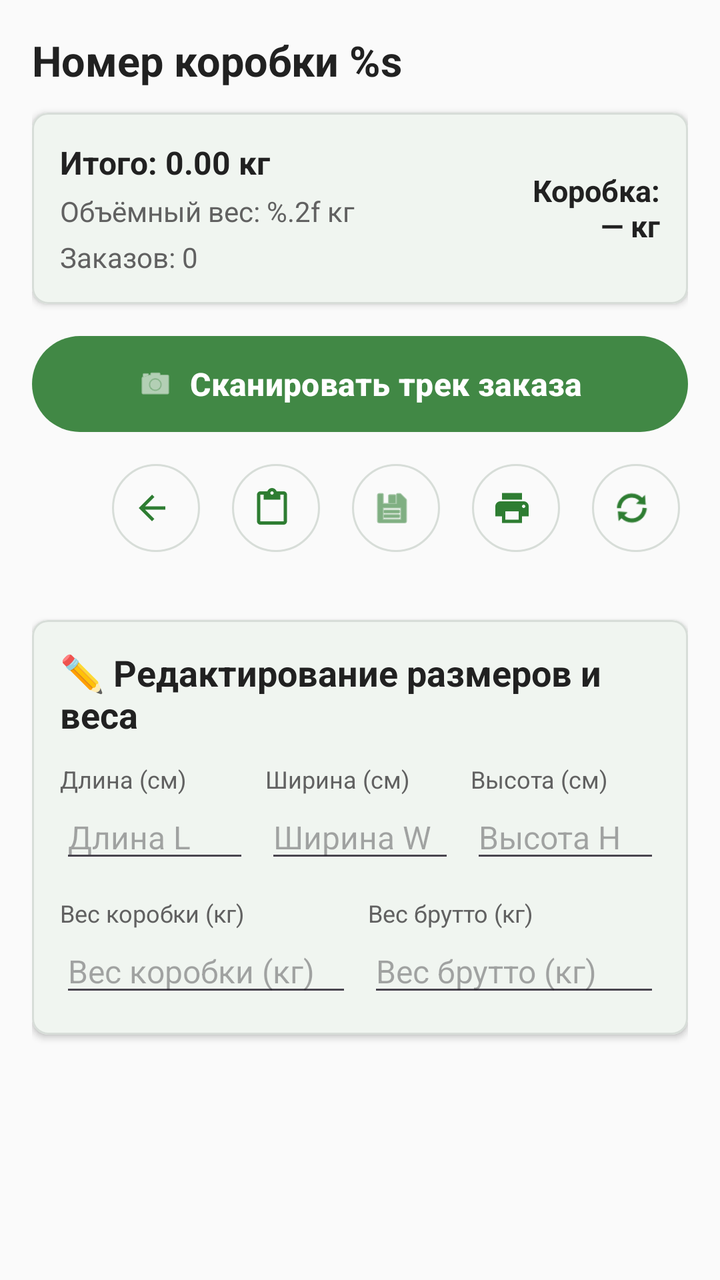
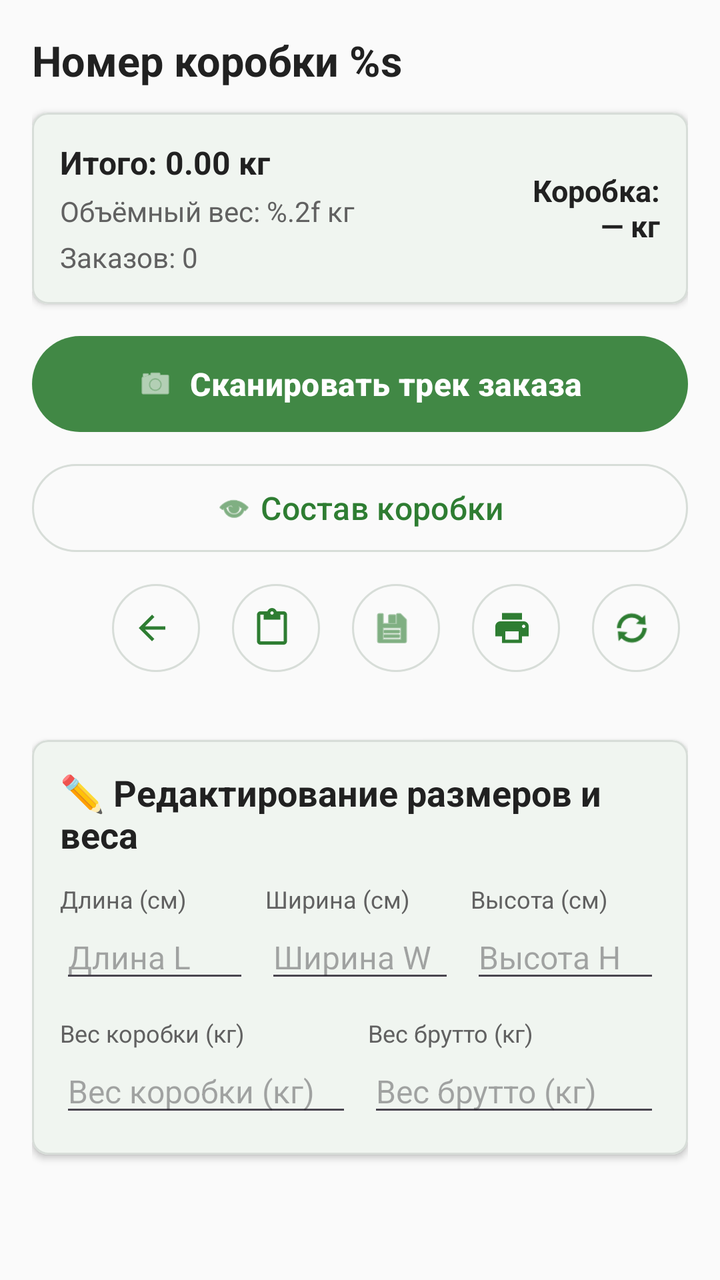

Screens rendered from an Android XML layout before and after an edit, with the pre-edit source and the edit as a unified diff.
<!-- AndroidManifest.xml: application theme Theme.FastScan -->
<!-- res/layout/fragment_box_detail.xml -->
<?xml version="1.0" encoding="utf-8"?>
<FrameLayout xmlns:android="http://schemas.android.com/apk/res/android"
    xmlns:app="http://schemas.android.com/apk/res-auto"
    android:layout_width="match_parent"
    android:layout_height="match_parent"
    android:background="@color/app_background">

    <androidx.core.widget.NestedScrollView
        android:layout_width="match_parent"
        android:layout_height="match_parent"
        android:fillViewport="true">

    <LinearLayout
        android:layout_width="match_parent"
        android:layout_height="wrap_content"
        android:orientation="vertical"
        android:padding="16dp">

        <LinearLayout
            android:layout_width="match_parent"
            android:layout_height="wrap_content"
            android:gravity="center_vertical"
            android:orientation="horizontal">

            <TextView
                android:id="@+id/tvBoxNumber"
                android:layout_width="0dp"
                android:layout_height="wrap_content"
                android:layout_weight="1"
                android:ellipsize="middle"
                android:maxLines="1"
                android:text="@string/box_track"
                android:textColor="@color/app_text_primary"
                android:textSize="21sp"
                android:textStyle="bold" />

        </LinearLayout>

        <com.google.android.material.card.MaterialCardView
            android:layout_width="match_parent"
            android:layout_height="wrap_content"
            android:layout_marginTop="12dp"
            app:cardBackgroundColor="@color/app_surface"
            app:cardCornerRadius="8dp"
            app:cardElevation="2dp"
            app:strokeColor="@color/card_stroke"
            app:strokeWidth="1dp">

            <LinearLayout
                android:layout_width="match_parent"
                android:layout_height="wrap_content"
                android:gravity="center_vertical"
                android:orientation="horizontal"
                android:padding="14dp">

                <LinearLayout
                    android:layout_width="0dp"
                    android:layout_height="wrap_content"
                    android:layout_weight="1"
                    android:orientation="vertical">

                    <TextView
                        android:id="@+id/tvGrossWeight"
                        android:layout_width="wrap_content"
                        android:layout_height="wrap_content"
                        android:text="@string/total_weight"
                        android:textColor="@color/app_text_primary"
                        android:textSize="16sp"
                        android:textStyle="bold" />

                    <TextView
                        android:id="@+id/tvVWeight"
                        android:layout_width="wrap_content"
                        android:layout_height="wrap_content"
                        android:layout_marginTop="4dp"
                        android:text="@string/volume_weight"
                        android:textColor="@color/app_text_secondary"
                        android:textSize="14sp" />

                    <TextView
                        android:id="@+id/tvOrderCount"
                        android:layout_width="wrap_content"
                        android:layout_height="wrap_content"
                        android:layout_marginTop="4dp"
                        android:text="@string/orders"
                        android:textColor="@color/app_text_secondary"
                        android:textSize="14sp" />
                </LinearLayout>

                <TextView
                    android:id="@+id/tvBoxTareWeightSummary"
                    android:layout_width="wrap_content"
                    android:layout_height="wrap_content"
                    android:layout_marginStart="12dp"
                    android:gravity="end"
                    android:text="@string/box_weight_placeholder"
                    android:textColor="@color/app_text_primary"
                    android:textSize="15sp"
                    android:textStyle="bold" />

            </LinearLayout>
        </com.google.android.material.card.MaterialCardView>

        <LinearLayout
            android:layout_width="match_parent"
            android:layout_height="wrap_content"
            android:layout_marginTop="12dp"
            android:baselineAligned="false"
            android:gravity="center_vertical"
            android:orientation="horizontal">

            <com.google.android.material.button.MaterialButton
                android:id="@+id/btnAddOrder"
                android:layout_width="match_parent"
                android:layout_height="56dp"
                android:elevation="6dp"
                android:minWidth="0dp"
                android:text="@string/scan_track"
                android:textAllCaps="false"
                android:textColor="@color/action_button_text"
                android:textSize="16sp"
                android:textStyle="bold"
                app:backgroundTint="@color/action_button_background"
                app:icon="@android:drawable/ic_menu_camera"
                app:iconGravity="textStart"
                app:iconPadding="8dp"
                app:iconTint="@color/action_button_text" />
        </LinearLayout>

        <LinearLayout
            android:layout_width="match_parent"
            android:layout_height="wrap_content"
            android:layout_marginTop="8dp"
            android:gravity="end"
            android:orientation="horizontal">

            <com.google.android.material.button.MaterialButton
                android:id="@+id/btnBack"
                style="@style/Widget.Material3.Button.IconButton.Outlined"
                android:layout_width="52dp"
                android:layout_height="52dp"
                android:contentDescription="@string/back"
                app:icon="@drawable/ic_arrow_back"
                app:iconTint="@color/app_primary" />

            <com.google.android.material.button.MaterialButton
                android:id="@+id/btnPasteOrderTrack"
                style="@style/Widget.Material3.Button.IconButton.Outlined"
                android:layout_width="52dp"
                android:layout_height="52dp"
                android:layout_marginStart="8dp"
                android:contentDescription="@string/paste_from_clipboard"
                app:icon="@drawable/ic_content_paste"
                app:iconTint="@color/app_primary" />

            <com.google.android.material.button.MaterialButton
                android:id="@+id/btnSaveSizes"
                style="@style/Widget.Material3.Button.IconButton.Outlined"
                android:layout_width="52dp"
                android:layout_height="52dp"
                android:layout_marginStart="8dp"
                android:contentDescription="@string/save"
                app:icon="@android:drawable/ic_menu_save"
                app:iconTint="@color/app_primary" />

            <com.google.android.material.button.MaterialButton
                android:id="@+id/btnPrint"
                style="@style/Widget.Material3.Button.IconButton.Outlined"
                android:layout_width="52dp"
                android:layout_height="52dp"
                android:layout_marginStart="8dp"
                android:contentDescription="@string/print_label"
                app:icon="@drawable/ic_print"
                app:iconTint="@color/app_primary" />

            <com.google.android.material.button.MaterialButton
                android:id="@+id/btnRefresh"
                style="@style/Widget.Material3.Button.IconButton.Outlined"
                android:layout_width="52dp"
                android:layout_height="52dp"
                android:layout_marginStart="8dp"
                android:contentDescription="@string/refresh"
                app:icon="@android:drawable/ic_popup_sync"
                app:iconTint="@color/app_primary" />
        </LinearLayout>

        <androidx.recyclerview.widget.RecyclerView
            android:id="@+id/rvOrders"
            android:layout_width="match_parent"
            android:layout_height="wrap_content"
            android:layout_marginTop="14dp"
            android:nestedScrollingEnabled="false" />

        <com.google.android.material.card.MaterialCardView
            android:layout_width="match_parent"
            android:layout_height="wrap_content"
            android:layout_marginTop="16dp"
            app:cardBackgroundColor="@color/app_surface"
            app:cardCornerRadius="8dp"
            app:cardElevation="2dp"
            app:strokeColor="@color/card_stroke"
            app:strokeWidth="1dp">

            <LinearLayout
                android:layout_width="match_parent"
                android:layout_height="wrap_content"
                android:orientation="vertical"
                android:padding="14dp">

                <TextView
                    android:layout_width="wrap_content"
                    android:layout_height="wrap_content"
                    android:text="@string/edit_dimensions_and_weight"
                    android:textColor="@color/app_text_primary"
                    android:textSize="18sp"
                    android:textStyle="bold" />

                <LinearLayout
                    android:layout_width="match_parent"
                    android:layout_height="wrap_content"
                    android:layout_marginTop="12dp"
                    android:gravity="center_vertical"
                    android:orientation="horizontal">

                    <LinearLayout
                        android:layout_width="0dp"
                        android:layout_height="wrap_content"
                        android:layout_weight="1"
                        android:orientation="vertical">

                        <TextView
                            android:layout_width="wrap_content"
                            android:layout_height="wrap_content"
                            android:text="@string/length"
                            android:textColor="@color/app_text_secondary"
                            android:textSize="12sp" />

                        <EditText
                            android:id="@+id/etLength"
                            android:layout_width="match_parent"
                            android:layout_height="wrap_content"
                            android:hint="@string/length_l"
                            android:inputType="number"
                            android:selectAllOnFocus="true"
                            android:textSize="16sp" />
                    </LinearLayout>

                    <LinearLayout
                        android:layout_width="0dp"
                        android:layout_height="wrap_content"
                        android:layout_marginHorizontal="8dp"
                        android:layout_weight="1"
                        android:orientation="vertical">

                        <TextView
                            android:layout_width="wrap_content"
                            android:layout_height="wrap_content"
                            android:text="@string/width"
                            android:textColor="@color/app_text_secondary"
                            android:textSize="12sp" />

                        <EditText
                            android:id="@+id/etWidth"
                            android:layout_width="match_parent"
                            android:layout_height="wrap_content"
                            android:hint="@string/width_w"
                            android:inputType="number"
                            android:selectAllOnFocus="true"
                            android:textSize="16sp" />
                    </LinearLayout>

                    <LinearLayout
                        android:layout_width="0dp"
                        android:layout_height="wrap_content"
                        android:layout_weight="1"
                        android:orientation="vertical">

                        <TextView
                            android:layout_width="wrap_content"
                            android:layout_height="wrap_content"
                            android:text="@string/height"
                            android:textColor="@color/app_text_secondary"
                            android:textSize="12sp" />

                        <EditText
                            android:id="@+id/etHeight"
                            android:layout_width="match_parent"
                            android:layout_height="wrap_content"
                            android:hint="@string/height_h"
                            android:inputType="number"
                            android:selectAllOnFocus="true"
                            android:textSize="16sp" />
                    </LinearLayout>
                </LinearLayout>

                <LinearLayout
                    android:layout_width="match_parent"
                    android:layout_height="wrap_content"
                    android:layout_marginTop="12dp"
                    android:gravity="center_vertical"
                    android:orientation="horizontal">

                    <LinearLayout
                        android:layout_width="0dp"
                        android:layout_height="wrap_content"
                        android:layout_weight="1"
                        android:orientation="vertical">

                        <TextView
                            android:layout_width="wrap_content"
                            android:layout_height="wrap_content"
                            android:text="@string/box_tare_weight"
                            android:textColor="@color/app_text_secondary"
                            android:textSize="12sp" />

                        <EditText
                            android:id="@+id/etBoxTareWeight"
                            android:layout_width="match_parent"
                            android:layout_height="wrap_content"
                            android:hint="@string/box_tare_weight"
                            android:inputType="numberDecimal"
                            android:selectAllOnFocus="true"
                            android:textSize="16sp" />
                    </LinearLayout>

                    <LinearLayout
                        android:layout_width="0dp"
                        android:layout_height="wrap_content"
                        android:layout_marginStart="8dp"
                        android:layout_weight="1"
                        android:orientation="vertical">

                        <TextView
                            android:layout_width="wrap_content"
                            android:layout_height="wrap_content"
                            android:text="@string/gross_weight_total"
                            android:textColor="@color/app_text_secondary"
                            android:textSize="12sp" />

                        <EditText
                            android:id="@+id/etGrossWeight"
                            android:layout_width="match_parent"
                            android:layout_height="wrap_content"
                            android:hint="@string/gross_weight_total"
                            android:inputType="numberDecimal"
                            android:selectAllOnFocus="true"
                            android:textSize="16sp" />
                    </LinearLayout>
                </LinearLayout>

            </LinearLayout>
        </com.google.android.material.card.MaterialCardView>

    </LinearLayout>
    </androidx.core.widget.NestedScrollView>

    <FrameLayout
        android:id="@+id/loadingOverlay"
        android:layout_width="match_parent"
        android:layout_height="match_parent"
        android:background="#33000000"
        android:clickable="true"
        android:focusable="true"
        android:visibility="gone">

        <ProgressBar
            android:id="@+id/progressBar"
            android:layout_width="wrap_content"
            android:layout_height="wrap_content"
            android:layout_gravity="center" />
    </FrameLayout>
</FrameLayout>
<!-- resources referenced by this layout -->
<resources>
  <color name="action_button_background">#E62E7D32</color>
  <color name="action_button_text">#FFFFFF</color>
  <color name="app_background">#FAFAFA</color>
  <color name="app_primary">#2E7D32</color>
  <color name="app_surface">#FFFFFF</color>
  <color name="app_text_primary">#212121</color>
  <color name="app_text_secondary">#616161</color>
  <color name="card_stroke">#D7DDD8</color>
  <!-- drawable ic_arrow_back (drawable) -->
  <?xml version="1.0" encoding="utf-8"?>
  <vector xmlns:android="http://schemas.android.com/apk/res/android"
      android:width="24dp"
      android:height="24dp"
      android:viewportWidth="24"
      android:viewportHeight="24">
      <path
          android:fillColor="@android:color/white"
          android:pathData="M20,11H7.83l5.59,-5.59L12,4l-8,8 8,8 1.41,-1.41L7.83,13H20v-2z" />
  </vector>
  <!-- drawable ic_content_paste (drawable) -->
  <?xml version="1.0" encoding="utf-8"?>
  <vector xmlns:android="http://schemas.android.com/apk/res/android"
      android:width="24dp"
      android:height="24dp"
      android:viewportWidth="24"
      android:viewportHeight="24">
      <path
          android:fillColor="@android:color/white"
          android:pathData="M19,2h-4.18C14.4,0.84 13.3,0 12,0S9.6,0.84 9.18,2H5C3.9,2 3,2.9 3,4v16c0,1.1 0.9,2 2,2h14c1.1,0 2,-0.9 2,-2V4c0,-1.1 -0.9,-2 -2,-2zM12,2c0.55,0 1,0.45 1,1s-0.45,1 -1,1 -1,-0.45 -1,-1 0.45,-1 1,-1zM19,20H5V4h2v3h10V4h2v16z" />
  </vector>
  <!-- drawable ic_print (drawable) -->
  <vector xmlns:android="http://schemas.android.com/apk/res/android" android:height="24dp" android:tint="#000000" android:viewportHeight="24" android:viewportWidth="24" android:width="24dp">
        
      <path android:fillColor="@android:color/white" android:pathData="M19,8L5,8c-1.66,0 -3,1.34 -3,3v6h4v4h12v-4h4v-6c0,-1.66 -1.34,-3 -3,-3zM16,19L8,19v-5h8v5zM19,12c-0.55,0 -1,-0.45 -1,-1s0.45,-1 1,-1 1,0.45 1,1 -0.45,1 -1,1zM18,3L6,3v4h12L18,3z"/>
      
  </vector>
  <string name="back">↩️ Hазад</string>
  <string name="box_tare_weight">Вес коробки (кг)</string>
  <string name="box_track">Номер коробки %s</string>
  <string name="box_weight_placeholder">Коробка:\n— кг</string>
  <string name="edit_dimensions_and_weight">✏️ Редактирование размеров и веса</string>
  <string name="gross_weight_total">Вес брутто (кг)</string>
  <string name="height">Высота (см)</string>
  <string name="height_h">Высота H</string>
  <string name="length">Длина (см)</string>
  <string name="length_l">Длина L</string>
  <string name="orders">Заказов: 0</string>
  <string name="paste_from_clipboard">Вставить</string>
  <string name="print_label">🖨️ Печать лейбла</string>
  <string name="refresh">Обновить</string>
  <string name="save">Сохранить</string>
  <string name="scan_track">Сканировать трек заказа</string>
  <string name="total_weight">Итого: 0.00 кг</string>
  <string name="volume_weight">Объёмный вес: %.2f кг</string>
  <string name="width">Ширина (см)</string>
  <string name="width_w">Ширина W</string>
  <color name="app_primary_dark">#1B5E20</color>
  <color name="app_on_primary">#FFFFFF</color>
  <!-- unchanged entries left out for length: 1 -->
</resources>

<!-- the commit's change to res/layout/fragment_box_detail.xml (unified diff, before → after) -->
@@ -127,6 +127,18 @@
                 app:iconTint="@color/action_button_text" />
         </LinearLayout>
 
+        <com.google.android.material.button.MaterialButton
+            android:id="@+id/btnViewContents"
+            style="@style/Widget.Material3.Button.OutlinedButton"
+            android:layout_width="match_parent"
+            android:layout_height="52dp"
+            android:layout_marginTop="8dp"
+            android:text="@string/view_box_contents"
+            android:textAllCaps="false"
+            android:textSize="16sp"
+            app:icon="@android:drawable/ic_menu_view"
+            app:iconGravity="textStart" />
+
         <LinearLayout
             android:layout_width="match_parent"
             android:layout_height="wrap_content"
<!-- resource entries referenced after the edit -->
@@ -53,6 +53,7 @@
   <string name="save">Сохранить</string>
   <string name="scan_track">Сканировать трек заказа</string>
   <string name="total_weight">Итого: 0.00 кг</string>
+  <string name="view_box_contents">Состав коробки</string>
   <string name="volume_weight">Объёмный вес: %.2f кг</string>
   <string name="width">Ширина (см)</string>
   <string name="width_w">Ширина W</string>
